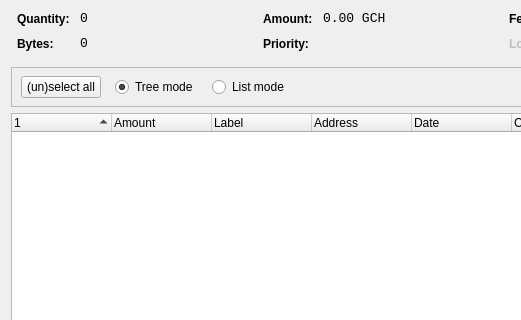
First picture: the form in src/qt/forms/coincontroldialog.ui, repository galaxycash/galaxycash, before the edit; both pictures show x 0 to 521 and y 0 to 320 of the 1000 by 500 pixel window.
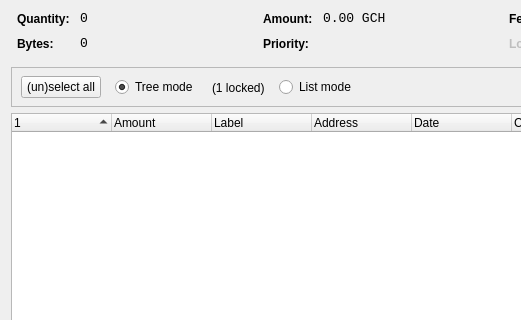
Second picture: the form after the edit. Custom widgets are drawn as their Qt base class.

Diff of the .ui file:
```diff
--- a/src/qt/forms/coincontroldialog.ui
+++ b/src/qt/forms/coincontroldialog.ui
@@ -412,6 +412,14 @@
          </property>
         </widget>
        </item>
+       <item>
+         <widget class="QLabel" name="labelLocked">
+          <property name="text">
+           <string>(1 locked)</string>
+          </property>
+         </widget>
+        </item>
+      
        <item>
         <widget class="QRadioButton" name="radioListMode">
          <property name="sizePolicy">
```
